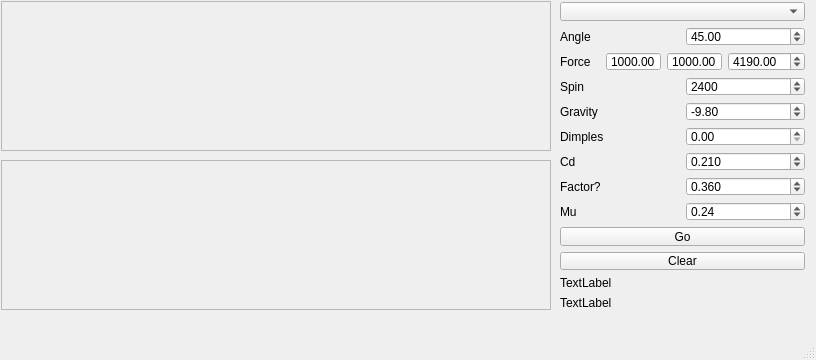
Above: main_ui.ui from dsizzle/trajectory before the change. Below: the same form after it.
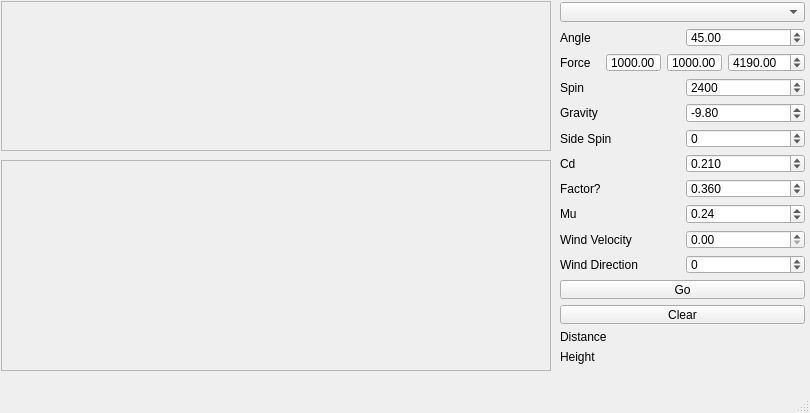
That is the form after the change. Custom widgets are drawn as their Qt base class.

Commit message: wind UI, non-functional atm

Diff of the .ui file:
```diff
--- a/main_ui.ui
+++ b/main_ui.ui
@@ -6,8 +6,8 @@
    <rect>
     <x>0</x>
     <y>0</y>
-    <width>816</width>
-    <height>360</height>
+    <width>810</width>
+    <height>413</height>
    </rect>
   </property>
   <property name="windowTitle">
@@ -39,7 +39,7 @@
       <x>560</x>
       <y>2</y>
       <width>245</width>
-      <height>308</height>
+      <height>362</height>
      </rect>
     </property>
     <layout class="QVBoxLayout" name="verticalLayout">
@@ -182,12 +182,22 @@
        <item>
         <widget class="QLabel" name="label_5">
          <property name="text">
-          <string>Dimples</string>
+          <string>Side Spin</string>
          </property>
         </widget>
        </item>
        <item>
-        <widget class="QDoubleSpinBox" name="dimplesSpinBox"/>
+        <widget class="QDoubleSpinBox" name="sideSpinSpinBox">
+         <property name="decimals">
+          <number>0</number>
+         </property>
+         <property name="minimum">
+          <double>-10000.000000000000000</double>
+         </property>
+         <property name="maximum">
+          <double>10000.000000000000000</double>
+         </property>
+        </widget>
        </item>
       </layout>
      </item>
@@ -269,6 +279,60 @@
        </item>
       </layout>
      </item>
+     <item>
+      <layout class="QHBoxLayout" name="horizontalLayout_9">
+       <item>
+        <widget class="QLabel" name="cdSpinBoxLabel_4">
+         <property name="text">
+          <string>Wind Velocity</string>
+         </property>
+        </widget>
+       </item>
+       <item>
+        <widget class="QDoubleSpinBox" name="windSpeedSpinBox">
+         <property name="maximum">
+          <double>5000.000000000000000</double>
+         </property>
+         <property name="singleStep">
+          <double>1.000000000000000</double>
+         </property>
+         <property name="value">
+          <double>0.000000000000000</double>
+         </property>
+        </widget>
+       </item>
+      </layout>
+     </item>
+     <item>
+      <layout class="QHBoxLayout" name="horizontalLayout_10">
+       <item>
+        <widget class="QLabel" name="cdSpinBoxLabel_5">
+         <property name="text">
+          <string>Wind Direction</string>
+         </property>
+        </widget>
+       </item>
+       <item>
+        <widget class="QDoubleSpinBox" name="windDirSpinBox">
+         <property name="wrapping">
+          <bool>true</bool>
+         </property>
+         <property name="decimals">
+          <number>0</number>
+         </property>
+         <property name="maximum">
+          <double>359.000000000000000</double>
+         </property>
+         <property name="singleStep">
+          <double>1.000000000000000</double>
+         </property>
+         <property name="value">
+          <double>0.000000000000000</double>
+         </property>
+        </widget>
+       </item>
+      </layout>
+     </item>
      <item>
       <widget class="QPushButton" name="pushButton">
        <property name="text">
@@ -286,14 +350,14 @@
      <item>
       <widget class="QLabel" name="distanceField">
        <property name="text">
-        <string>TextLabel</string>
+        <string>Distance</string>
        </property>
       </widget>
      </item>
      <item>
       <widget class="QLabel" name="heightField">
        <property name="text">
-        <string>TextLabel</string>
+        <string>Height</string>
        </property>
       </widget>
      </item>
@@ -305,7 +369,7 @@
       <x>1</x>
       <y>160</y>
       <width>550</width>
-      <height>150</height>
+      <height>211</height>
      </rect>
     </property>
     <property name="autoFillBackground">
@@ -338,6 +402,12 @@
    <header>view</header>
    <container>1</container>
   </customwidget>
+  <customwidget>
+   <class>Canvas2</class>
+   <extends>QFrame</extends>
+   <header>view</header>
+   <container>1</container>
+  </customwidget>
  </customwidgets>
  <resources/>
  <connections/>
```
Left out of the diff: 4 changed lines with no effect on the pictures. The commit also changes 1 other file.
